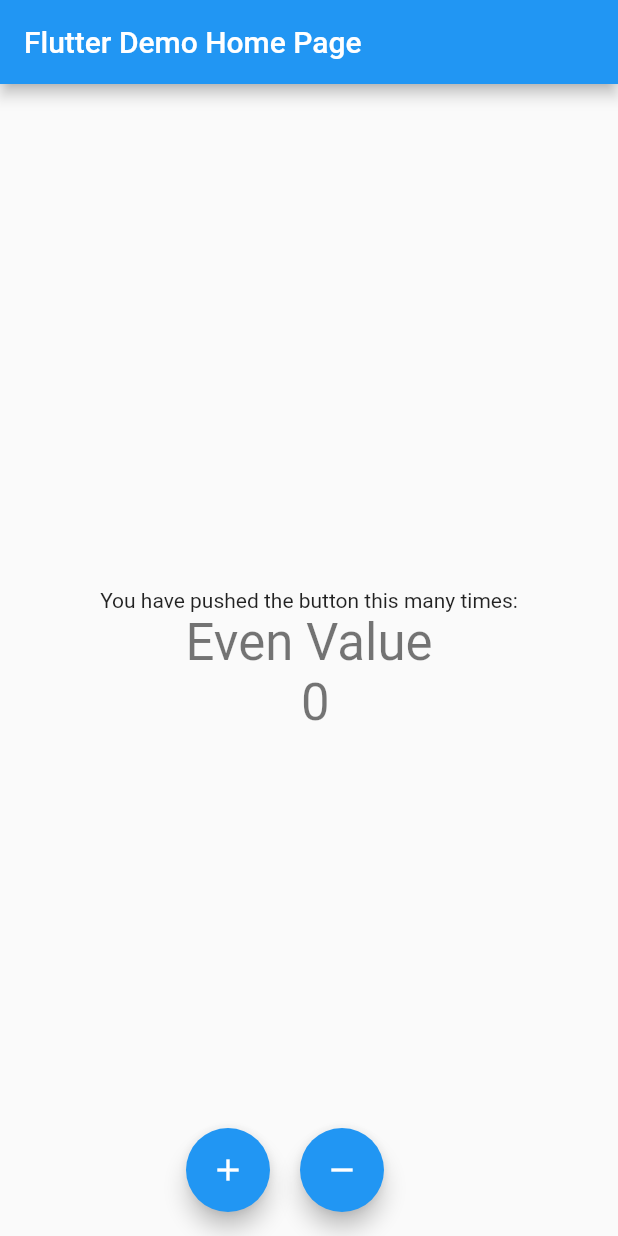
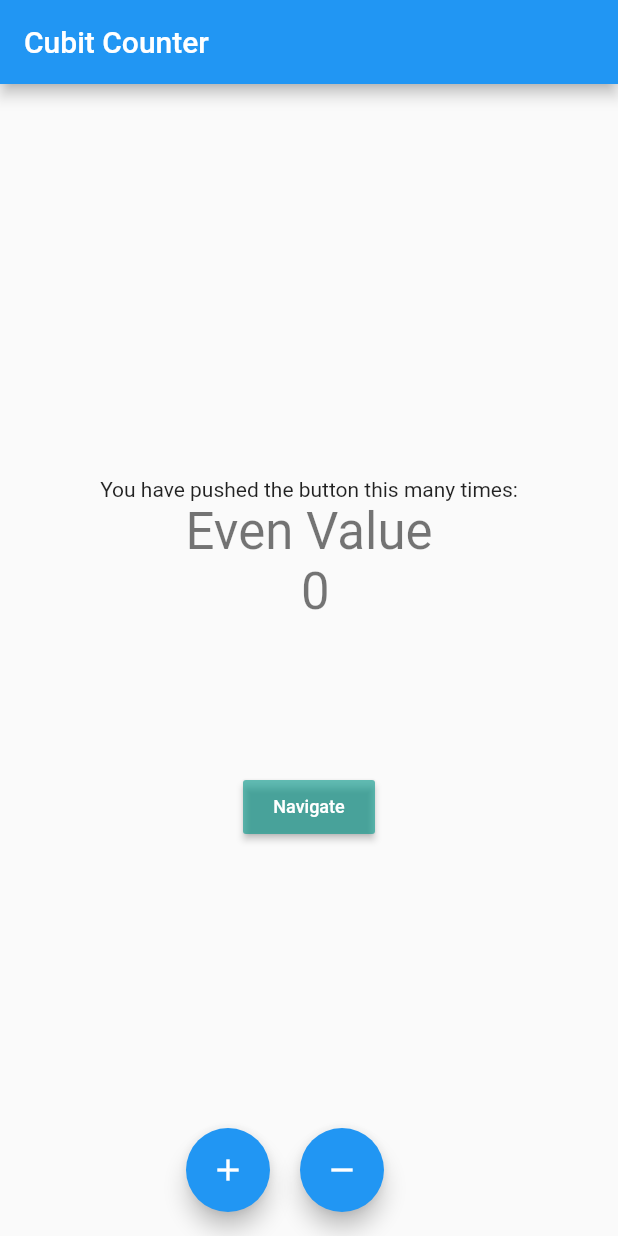
Before and after one commit to ishworpanta10/bloc_demo, a Flutter app: the screen it shows after launch, after a tap on the "add" icon, after a tap on the "remove" icon, on a phone screen of 412 x 824 dp. Run offline on Flutter 3.47's test engine with Material 2 defaults, Android fonts, the phone set to English and light mode, and no system bars; our stand-ins replace bloc, flutter_bloc.

```diff
--- a/lib/main.dart
+++ b/lib/main.dart
@@ -1,115 +1,38 @@
-import 'package:bloc_demo/cubit/counter_cubit.dart';
+import 'package:bloc_demo/logic/cubit/counter_cubit.dart';
+import 'package:bloc_demo/presentation/routes/app_route.dart';
 import 'package:flutter/material.dart';
 import 'package:flutter_bloc/flutter_bloc.dart';
 
 void main() {
-  runApp(MyApp());
+  runApp(
+    MyApp(),
+  );
 }
 
-class MyApp extends StatelessWidget {
+class MyApp extends StatefulWidget {
+  @override
+  _MyAppState createState() => _MyAppState();
+}
+
+class _MyAppState extends State<MyApp> {
+  final AppRoute _appRoute = AppRoute();
+
+  @override
+  void dispose() {
+    _appRoute.dispose();
+    super.dispose();
+  }
+
   @override
   Widget build(BuildContext context) {
-    return BlocProvider(
-      create: (context) => CounterCubit(),
-      child: MaterialApp(
-        title: 'Flutter Demo',
-        theme: ThemeData(
-          primarySwatch: Colors.blue,
-          visualDensity: VisualDensity.adaptivePlatformDensity,
-        ),
-        home: MyHomePage(title: 'Flutter Demo Home Page'),
+    return MaterialApp(
+      debugShowCheckedModeBanner: false,
+      title: 'Flutter Bloc',
+      theme: ThemeData(
+        primarySwatch: Colors.blue,
+        visualDensity: VisualDensity.adaptivePlatformDensity,
       ),
+      onGenerateRoute: _appRoute.onGenerateRoute,
     );
   }
 }
-
-class MyHomePage extends StatefulWidget {
-  MyHomePage({Key key, this.title}) : super(key: key);
-
-  final String title;
-
-  @override
-  _MyHomePageState createState() => _MyHomePageState();
-}
-
-class _MyHomePageState extends State<MyHomePage> {
-  @override
-  Widget build(BuildContext context) {
-    return Scaffold(
-      appBar: AppBar(
-        title: Text(widget.title),
-      ),
-      body: Center(
-        child: Column(
-          mainAxisAlignment: MainAxisAlignment.center,
-          children: <Widget>[
-            Text(
-              'You have pushed the button this many times:',
-            ),
-            BlocConsumer<CounterCubit, CounterState>(
-              listener: (context, state) {
-                if (state.isIncrement == true) {
-                  Scaffold.of(context).showSnackBar(
-                    SnackBar(
-                      duration: Duration(microseconds: 300),
-                      content: Text('Incremented'),
-                    ),
-                  );
-                } else {
-                  Scaffold.of(context).showSnackBar(
-                    SnackBar(
-                      duration: Duration(microseconds: 300),
-                      content: Text('Decremented'),
-                    ),
-                  );
-                }
-              },
-              builder: (context, state) {
-                if (state.counterValue < 0) {
-                  return Text(
-                    'Oops ! Negative Value\n ${state.counterValue.toString()} ',
-                    style: Theme.of(context).textTheme.headline4,
-                    textAlign: TextAlign.center,
-                  );
-                }
-                if (state.counterValue % 2 == 0) {
-                  return Text(
-                    'Even Value\n ${state.counterValue.toString()} ',
-                    style: Theme.of(context).textTheme.headline4,
-                    textAlign: TextAlign.center,
-                  );
-                }
-                return Text(
-                  state.counterValue.toString(),
-                  style: Theme.of(context).textTheme.headline4,
-                );
-              },
-            ),
-          ],
-        ),
-      ),
-      floatingActionButton: Row(
-        mainAxisAlignment: MainAxisAlignment.center,
-        children: [
-          FloatingActionButton(
-            onPressed: () {
-              context.read<CounterCubit>().increment();
-            },
-            tooltip: 'Increment',
-            child: Icon(Icons.add),
-          ),
-          SizedBox(
-            width: 20,
-          ),
-          FloatingActionButton(
-            onPressed: () {
-              BlocProvider.of<CounterCubit>(context).decrement();
-            },
-            tooltip: 'Decrement',
-            child: Icon(Icons.remove),
-          ),
-        ],
-      ),
-    );
-  }
-}
--- /dev/null
+++ b/lib/presentation/constants/route_constamts.dart
@@ -0,0 +1,5 @@
+class RouteConstants {
+  static const String HOMEROUTE = '/';
+  static const String FIRSTPAGE = '/firstPage';
+  static const String SECONDPAGE = '/secondPage';
+}
--- /dev/null
+++ b/lib/presentation/routes/app_route.dart
@@ -0,0 +1,48 @@
+import 'package:bloc_demo/logic/cubit/counter_cubit.dart';
+import 'package:bloc_demo/presentation/constants/route_constamts.dart';
+import 'package:bloc_demo/presentation/screens/first_screen.dart';
+import 'package:bloc_demo/presentation/screens/homepage.dart';
+import 'package:bloc_demo/presentation/screens/second_screen.dart';
+import 'package:flutter/material.dart';
+import 'package:flutter_bloc/flutter_bloc.dart';
+
+class AppRoute {
+  final CounterCubit _counterCubit = CounterCubit();
+
+  Route<dynamic> onGenerateRoute(RouteSettings routeSettings) {
+    switch (routeSettings.name) {
+      case RouteConstants.HOMEROUTE:
+        return MaterialPageRoute(
+          builder: (_) => BlocProvider.value(
+            value: _counterCubit,
+            child: HomePage(),
+          ),
+        );
+        break;
+
+      case RouteConstants.FIRSTPAGE:
+        return MaterialPageRoute(
+          builder: (_) => BlocProvider.value(
+            value: _counterCubit,
+            child: FirstScreen(),
+          ),
+        );
+        break;
+
+      case RouteConstants.SECONDPAGE:
+        return MaterialPageRoute(
+          builder: (_) => BlocProvider.value(
+            value: _counterCubit,
+            child: SecondScreen(),
+          ),
+        );
+        break;
+      default:
+        return null;
+    }
+  }
+
+  void dispose() {
+    _counterCubit.close();
+  }
+}
--- /dev/null
+++ b/lib/presentation/screens/homepage.dart
@@ -0,0 +1,106 @@
+import 'package:bloc_demo/logic/cubit/counter_cubit.dart';
+import 'package:bloc_demo/presentation/constants/route_constamts.dart';
+import 'package:flutter/material.dart';
+import 'package:flutter_bloc/flutter_bloc.dart';
+
+class HomePage extends StatelessWidget {
+  @override
+  Widget build(BuildContext context) {
+    return Scaffold(
+      appBar: AppBar(
+        title: Text("Cubit Counter"),
+      ),
+      body: Center(
+        child: Column(
+          mainAxisAlignment: MainAxisAlignment.center,
+          children: <Widget>[
+            Text(
+              'You have pushed the button this many times:',
+            ),
+            BlocConsumer<CounterCubit, CounterState>(
+              listener: (context, state) {
+                if (state.isIncrement == true) {
+                  Scaffold.of(context).showSnackBar(
+                    SnackBar(
+                      duration: Duration(microseconds: 300),
+                      content: Text('Incremented'),
+                    ),
+                  );
+                } else {
+                  Scaffold.of(context).showSnackBar(
+                    SnackBar(
+                      duration: Duration(microseconds: 300),
+                      content: Text('Decremented'),
+                    ),
+                  );
+                }
+              },
+              builder: (context, state) {
+                if (state.counterValue < 0) {
+                  return Text(
+                    'Oops ! Negative Value\n ${state.counterValue.toString()} ',
+                    style: Theme.of(context).textTheme.headline4,
+                    textAlign: TextAlign.center,
+                  );
+                }
+                if (state.counterValue % 2 == 0) {
+                  return Text(
+                    'Even Value\n ${state.counterValue.toString()} ',
+                    style: Theme.of(context).textTheme.headline4,
+                    textAlign: TextAlign.center,
+                  );
+                }
+                return Text(
+                  state.counterValue.toString(),
+                  style: Theme.of(context).textTheme.headline4,
+                );
+              },
+            ),
+            SizedBox(height: 100),
+            MaterialButton(
+              color: Colors.teal.withOpacity(0.6),
+              onPressed: () => Navigator.pushNamed(
+                context,
+                RouteConstants.FIRSTPAGE,
+                // MaterialPageRoute(
+                //   builder: (_) => BlocProvider.value(
+                //     value: BlocProvider.of<CounterCubit>(context),
+                //     child: SecondScreen(),
+                //   ),
+                // ),
+              ),
+              child: Text(
+                "Navigate",
+                style: TextStyle(color: Colors.white, fontSize: 12),
+              ),
+            ),
+          ],
+        ),
+      ),
+      floatingActionButton: Row(
+        mainAxisAlignment: MainAxisAlignment.center,
+        children: [
+          FloatingActionButton(
+            heroTag: null,
+            onPressed: () {
+              context.read<CounterCubit>().increment();
+            },
+            tooltip: 'increment',
+            child: Icon(Icons.add),
+          ),
+          SizedBox(
+            width: 20,
+          ),
+          FloatingActionButton(
+            heroTag: null,
+            onPressed: () {
+              BlocProvider.of<CounterCubit>(context).decrement();
+            },
+            tooltip: 'decrement',
+            child: Icon(Icons.remove),
+          ),
+        ],
+      ),
+    );
+  }
+}
```
Also changed, not shown: lib/presentation/screens/first_screen.dart (added, +109 -0 lines), lib/presentation/screens/second_screen.dart (added, +96 -0 lines), lib/logic/cubit/counter_cubit.dart (renamed from lib/cubit/counter_cubit.dart), lib/logic/cubit/counter_state.dart (renamed from lib/cubit/counter_state.dart).
